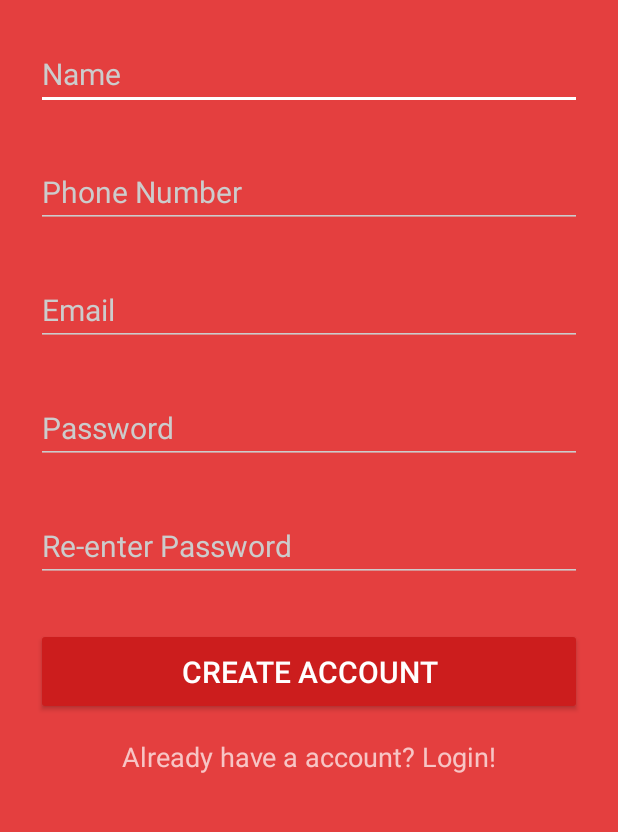
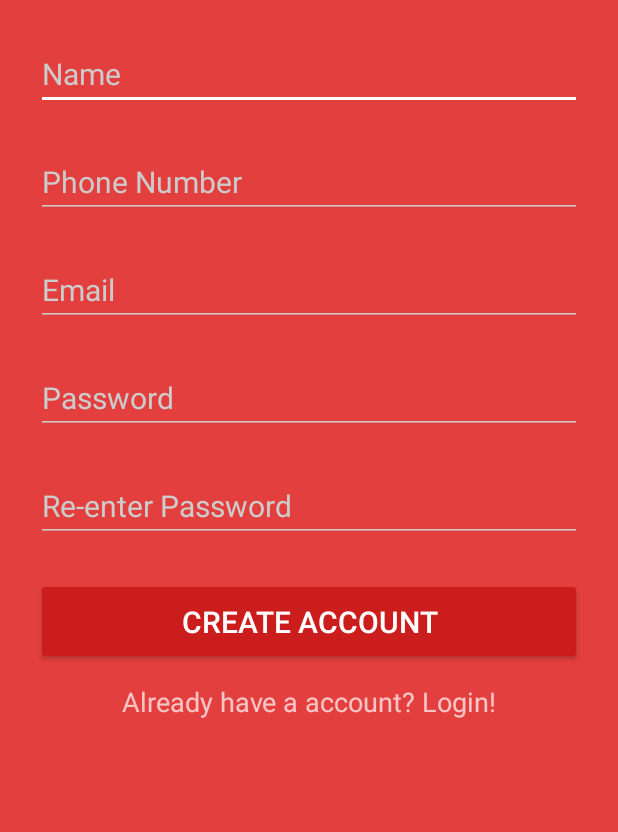
Before and after one commit to wpeng006/GasMaster, an Android app: the SignupActivity screen opened directly, with no data from a screen before it, on a phone screen of 412 x 824 dp, the part 338-1170 px from its top. Run offline under Robolectric (Android 15) with nearby library versions, the phone set to English and light mode, and no system bars; our stand-ins replace ButterKnife.

Commit message:
Minor change to the sign up activity layout

```diff
--- a/app/src/main/res/layout/activity_signup.xml
+++ b/app/src/main/res/layout/activity_signup.xml
@@ -26,7 +26,7 @@
             android:layout_width="match_parent"
             android:layout_height="wrap_content"
             android:layout_marginTop="15dp"
-            android:layout_marginBottom="15dp"
+            android:layout_marginBottom="12dp"
             android:inputType="textPersonName"
             android:hint="Name"
             android:textSize="20dip"/>
@@ -36,8 +36,8 @@
             android:id="@+id/input_mobile"
             android:layout_width="match_parent"
             android:layout_height="wrap_content"
-            android:layout_marginTop="15dp"
-            android:layout_marginBottom="15dp"
+            android:layout_marginTop="12dp"
+            android:layout_marginBottom="12dp"
             android:inputType="number"
             android:hint="Phone Number"
             android:textSize="20dip"/>
@@ -47,8 +47,8 @@
             android:id="@+id/input_email"
             android:layout_width="match_parent"
             android:layout_height="wrap_content"
-            android:layout_marginTop="15dp"
-            android:layout_marginBottom="15dp"
+            android:layout_marginTop="12dp"
+            android:layout_marginBottom="12dp"
             android:inputType="textEmailAddress"
             android:hint="Email"
             android:textSize="20dip"/>
@@ -58,8 +58,8 @@
             android:id="@+id/input_password"
             android:layout_width="match_parent"
             android:layout_height="wrap_content"
-            android:layout_marginTop="15dp"
-            android:layout_marginBottom="15dp"
+            android:layout_marginTop="12dp"
+            android:layout_marginBottom="12dp"
             android:inputType="textPassword"
             android:hint="Password"
             android:textSize="20dip"/>
@@ -69,8 +69,8 @@
             android:id="@+id/input_reEnterPassword"
             android:layout_width="match_parent"
             android:layout_height="wrap_content"
-            android:layout_marginTop="15dp"
-            android:layout_marginBottom="15dp"
+            android:layout_marginTop="12dp"
+            android:layout_marginBottom="12dp"
             android:inputType="textPassword"
             android:hint="Re-enter Password"
             android:textSize="20dip"/>
@@ -80,8 +80,8 @@
             android:id="@+id/btn_signup"
             android:layout_width="match_parent"
             android:layout_height="wrap_content"
-            android:layout_marginTop="15dp"
-            android:layout_marginBottom="15dp"
+            android:layout_marginTop="12dp"
+            android:layout_marginBottom="12dp"
             android:padding="15dp"
             android:text="Create Account"
             android:textSize="20dip"/>
```
